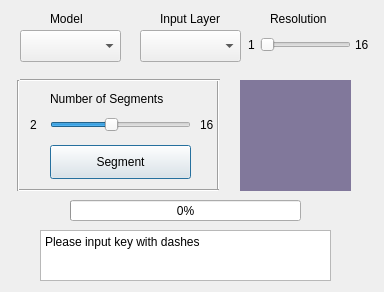
Qt form segmenter_dialog_base.ui (sirebellum/qgis-segmentation) before a commit.
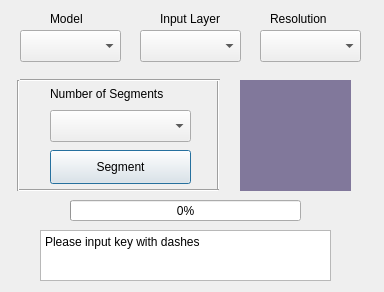
The same form after that commit.

What changed in the file:
```diff
--- a/segmenter_dialog_base.ui
+++ b/segmenter_dialog_base.ui
@@ -26,7 +26,7 @@
    <property name="geometry">
     <rect>
      <x>50</x>
-     <y>145</y>
+     <y>150</y>
      <width>141</width>
      <height>34</height>
     </rect>
@@ -122,42 +122,11 @@
     <string comment="Number of segments to divide input into">Model</string>
    </property>
   </widget>
-  <widget class="QSlider" name="sliderSegments">
-   <property name="geometry">
-    <rect>
-     <x>50</x>
-     <y>115</y>
-     <width>141</width>
-     <height>20</height>
-    </rect>
-   </property>
-   <property name="minimum">
-    <number>2</number>
-   </property>
-   <property name="maximum">
-    <number>16</number>
-   </property>
-   <property name="singleStep">
-    <number>1</number>
-   </property>
-   <property name="pageStep">
-    <number>4</number>
-   </property>
-   <property name="value">
-    <number>8</number>
-   </property>
-   <property name="sliderPosition">
-    <number>8</number>
-   </property>
-   <property name="orientation">
-    <enum>Qt::Horizontal</enum>
-   </property>
-  </widget>
   <widget class="QLabel" name="labelSegments">
    <property name="geometry">
     <rect>
      <x>50</x>
-     <y>90</y>
+     <y>85</y>
      <width>161</width>
      <height>18</height>
     </rect>
@@ -166,32 +135,6 @@
     <string comment="Number of segments to divide input into">Number of Segments</string>
    </property>
   </widget>
-  <widget class="QLabel" name="labelLoadModel_4">
-   <property name="geometry">
-    <rect>
-     <x>30</x>
-     <y>115</y>
-     <width>21</width>
-     <height>20</height>
-    </rect>
-   </property>
-   <property name="text">
-    <string comment="Number of segments to divide input into">2</string>
-   </property>
-  </widget>
-  <widget class="QLabel" name="labelLoadModel_5">
-   <property name="geometry">
-    <rect>
-     <x>200</x>
-     <y>115</y>
-     <width>21</width>
-     <height>20</height>
-    </rect>
-   </property>
-   <property name="text">
-    <string comment="Number of segments to divide input into">16</string>
-   </property>
-  </widget>
   <widget class="Line" name="line">
    <property name="geometry">
     <rect>
@@ -276,63 +219,6 @@
     <string comment="Number of segments to divide input into">Input Layer</string>
    </property>
   </widget>
-  <widget class="QSlider" name="sliderResolution">
-   <property name="geometry">
-    <rect>
-     <x>260</x>
-     <y>35</y>
-     <width>91</width>
-     <height>20</height>
-    </rect>
-   </property>
-   <property name="minimum">
-    <number>1</number>
-   </property>
-   <property name="maximum">
-    <number>16</number>
-   </property>
-   <property name="singleStep">
-    <number>1</number>
-   </property>
-   <property name="pageStep">
-    <number>4</number>
-   </property>
-   <property name="value">
-    <number>1</number>
-   </property>
-   <property name="sliderPosition">
-    <number>1</number>
-   </property>
-   <property name="orientation">
-    <enum>Qt::Horizontal</enum>
-   </property>
-  </widget>
-  <widget class="QLabel" name="labelLoadModel_6">
-   <property name="geometry">
-    <rect>
-     <x>355</x>
-     <y>35</y>
-     <width>21</width>
-     <height>20</height>
-    </rect>
-   </property>
-   <property name="text">
-    <string comment="Number of segments to divide input into">16</string>
-   </property>
-  </widget>
-  <widget class="QLabel" name="labelLoadModel_7">
-   <property name="geometry">
-    <rect>
-     <x>248</x>
-     <y>35</y>
-     <width>20</width>
-     <height>20</height>
-    </rect>
-   </property>
-   <property name="text">
-    <string comment="Number of segments to divide input into">1</string>
-   </property>
-  </widget>
   <widget class="QLabel" name="labelLoadModel_3">
    <property name="geometry">
     <rect>
@@ -346,6 +232,44 @@
     <string comment="Number of segments to divide input into">Resolution</string>
    </property>
   </widget>
+  <widget class="QComboBox" name="inputRes">
+   <property name="geometry">
+    <rect>
+     <x>260</x>
+     <y>30</y>
+     <width>101</width>
+     <height>32</height>
+    </rect>
+   </property>
+   <property name="toolTip">
+    <string>Higher resolution means more detailed segment map.</string>
+   </property>
+   <property name="currentText">
+    <string/>
+   </property>
+   <property name="placeholderText">
+    <string/>
+   </property>
+  </widget>
+  <widget class="QComboBox" name="inputSegments">
+   <property name="geometry">
+    <rect>
+     <x>50</x>
+     <y>110</y>
+     <width>141</width>
+     <height>32</height>
+    </rect>
+   </property>
+   <property name="toolTip">
+    <string/>
+   </property>
+   <property name="currentText">
+    <string/>
+   </property>
+   <property name="placeholderText">
+    <string/>
+   </property>
+  </widget>
  </widget>
  <resources/>
  <connections/>
```
Left out of the diff: 3 changed lines with no effect on the pictures.
